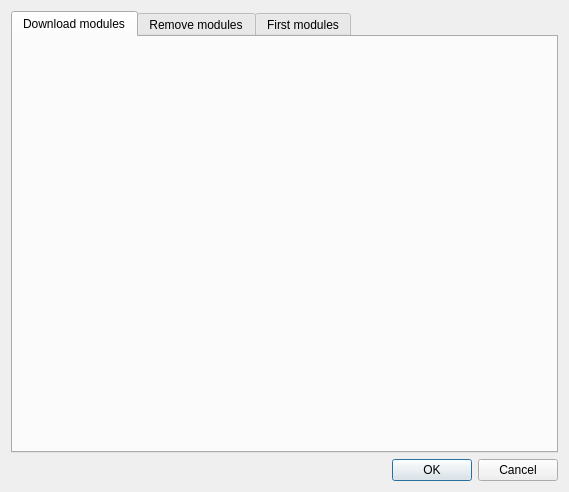
Above: src/gui/dialogs/managermodules/managermodules.ui from axsapronov/QSopherim before the change. Below: the same form after it.
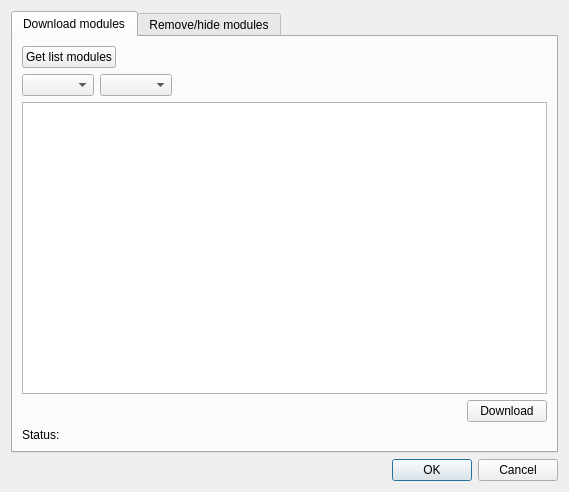
That is the form after the change.

Commit message: Update module manager (view list modules)

The edit to the form file:
```diff
--- a/src/gui/dialogs/managermodules/managermodules.ui
+++ b/src/gui/dialogs/managermodules/managermodules.ui
@@ -14,6 +14,16 @@
    <string>Dialog</string>
   </property>
   <layout class="QGridLayout" name="gridLayout">
+   <item row="1" column="0">
+    <widget class="QDialogButtonBox" name="buttonBox">
+     <property name="orientation">
+      <enum>Qt::Horizontal</enum>
+     </property>
+     <property name="standardButtons">
+      <set>QDialogButtonBox::Cancel|QDialogButtonBox::Ok</set>
+     </property>
+    </widget>
+   </item>
    <item row="0" column="0">
     <widget class="QTabWidget" name="tabWidget">
      <property name="currentIndex">
@@ -23,27 +33,152 @@
       <attribute name="title">
        <string>Download modules</string>
       </attribute>
+      <layout class="QGridLayout" name="gridLayout_3">
+       <item row="0" column="0" colspan="2">
+        <widget class="QPushButton" name="pBGetListModules">
+         <property name="text">
+          <string>Get list modules</string>
+         </property>
+        </widget>
+       </item>
+       <item row="0" column="2">
+        <spacer name="horizontalSpacer">
+         <property name="orientation">
+          <enum>Qt::Horizontal</enum>
+         </property>
+         <property name="sizeHint" stdset="0">
+          <size>
+           <width>409</width>
+           <height>20</height>
+          </size>
+         </property>
+        </spacer>
+       </item>
+       <item row="1" column="0" colspan="3">
+        <layout class="QGridLayout" name="gridLayout_2">
+         <item row="0" column="0">
+          <layout class="QHBoxLayout" name="horizontalLayout">
+           <item>
+            <widget class="QComboBox" name="comBLanguage"/>
+           </item>
+           <item>
+            <widget class="QComboBox" name="comBTypeModule"/>
+           </item>
+           <item>
+            <spacer name="horizontalSpacer_3">
+             <property name="orientation">
+              <enum>Qt::Horizontal</enum>
+             </property>
+             <property name="sizeHint" stdset="0">
+              <size>
+               <width>288</width>
+               <height>20</height>
+              </size>
+             </property>
+            </spacer>
+           </item>
+          </layout>
+         </item>
+         <item row="1" column="0">
+          <widget class="QTableView" name="tableViewDownloadModule">
+           <property name="editTriggers">
+            <set>QAbstractItemView::NoEditTriggers</set>
+           </property>
+           <property name="selectionBehavior">
+            <enum>QAbstractItemView::SelectRows</enum>
+           </property>
+          </widget>
+         </item>
+         <item row="2" column="0">
+          <layout class="QHBoxLayout" name="horizontalLayout_2">
+           <item>
+            <spacer name="horizontalSpacer_2">
+             <property name="orientation">
+              <enum>Qt::Horizontal</enum>
+             </property>
+             <property name="sizeHint" stdset="0">
+              <size>
+               <width>294</width>
+               <height>20</height>
+              </size>
+             </property>
+            </spacer>
+           </item>
+           <item>
+            <widget class="QPushButton" name="pBDonwloadModule">
+             <property name="text">
+              <string>Download</string>
+             </property>
+            </widget>
+           </item>
+          </layout>
+         </item>
+        </layout>
+       </item>
+       <item row="2" column="0">
+        <widget class="QLabel" name="label">
+         <property name="text">
+          <string>Status:</string>
+         </property>
+        </widget>
+       </item>
+       <item row="2" column="1" colspan="2">
+        <widget class="QLabel" name="LAStatus">
+         <property name="text">
+          <string/>
+         </property>
+        </widget>
+       </item>
+      </layout>
      </widget>
      <widget class="QWidget" name="tab_2">
       <attribute name="title">
-       <string>Remove modules</string>
+       <string>Remove/hide modules</string>
       </attribute>
+      <layout class="QGridLayout" name="gridLayout_4">
+       <item row="0" column="0">
+        <widget class="QTableView" name="tableViewStateModules">
+         <property name="editTriggers">
+          <set>QAbstractItemView::NoEditTriggers</set>
+         </property>
+         <property name="selectionBehavior">
+          <enum>QAbstractItemView::SelectRows</enum>
+         </property>
+        </widget>
+       </item>
+       <item row="1" column="0">
+        <layout class="QHBoxLayout" name="horizontalLayout_3">
+         <item>
+          <widget class="QPushButton" name="pBHideModules">
+           <property name="text">
+            <string>Hide</string>
+           </property>
+          </widget>
+         </item>
+         <item>
+          <spacer name="horizontalSpacer_4">
+           <property name="orientation">
+            <enum>Qt::Horizontal</enum>
+           </property>
+           <property name="sizeHint" stdset="0">
+            <size>
+             <width>40</width>
+             <height>20</height>
+            </size>
+           </property>
+          </spacer>
+         </item>
+         <item>
+          <widget class="QPushButton" name="pBDeleteModules">
+           <property name="text">
+            <string>Delete</string>
+           </property>
+          </widget>
+         </item>
+        </layout>
+       </item>
+      </layout>
      </widget>
-     <widget class="QWidget" name="tab_3">
-      <attribute name="title">
-       <string>First modules</string>
-      </attribute>
-     </widget>
-    </widget>
-   </item>
-   <item row="1" column="0">
-    <widget class="QDialogButtonBox" name="buttonBox">
-     <property name="orientation">
-      <enum>Qt::Horizontal</enum>
-     </property>
-     <property name="standardButtons">
-      <set>QDialogButtonBox::Cancel|QDialogButtonBox::Ok</set>
-     </property>
     </widget>
    </item>
   </layout>
```
The commit also changes 7 other files.
